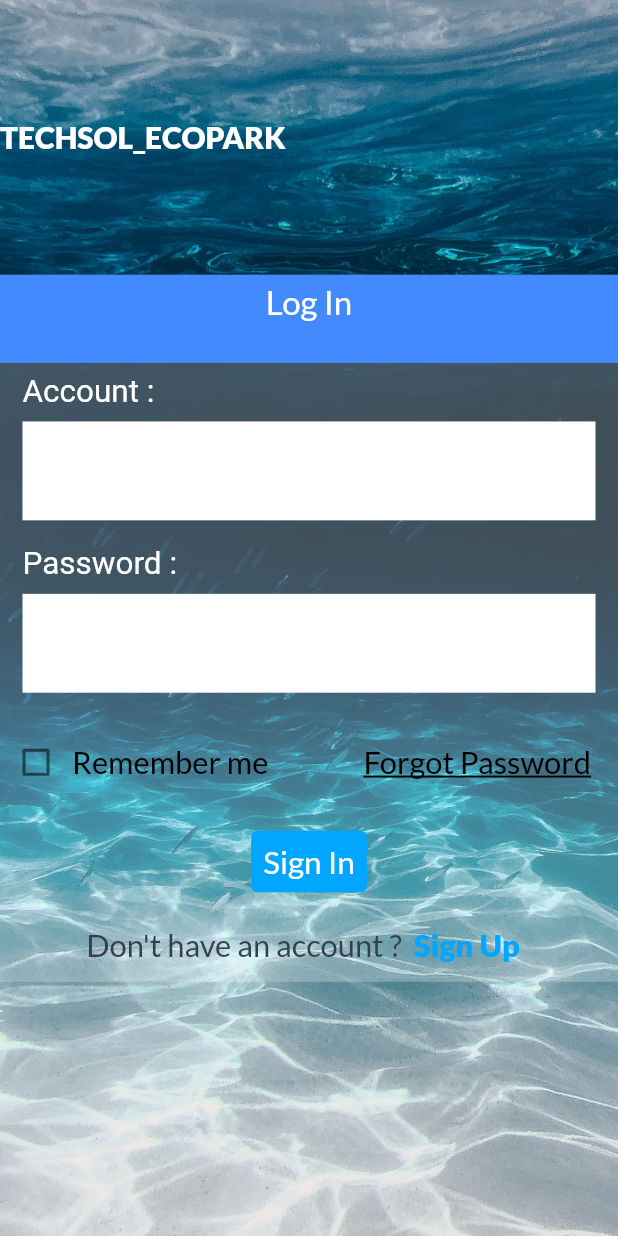
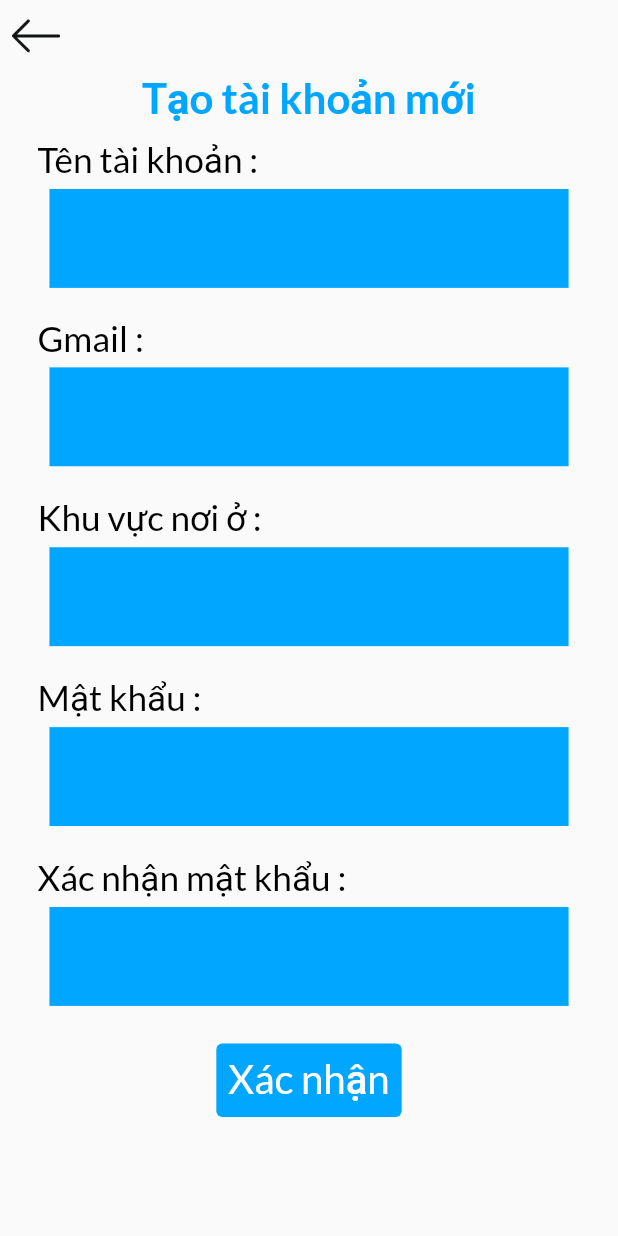
Before and after one commit to AnhNThust/Techsol_Ecopark, a Flutter app: the screen it shows after launch, after a tap on "Sign Up", on a phone screen of 412 x 824 dp. Run offline on Flutter 3.47's test engine with Material 2 defaults, Android fonts, the light colour scheme and no system bars.

Commit message:
Create Register Account Page

```diff
--- a/lib/screens/login/sign_up_button.dart
+++ b/lib/screens/login/sign_up_button.dart
@@ -1,4 +1,5 @@
 import 'package:flutter/material.dart';
+import 'package:techsol_ecopark/screens/register/create_new%20_account.dart';
 
 import '../../constants.dart';
 
@@ -25,7 +26,14 @@ class SignUpButton extends StatelessWidget {
           ),
         ),
         TextButton(
-          onPressed: () {},
+          onPressed: () {
+            Navigator.push(
+                context,
+                MaterialPageRoute(
+                    builder: (context) => CreateNewAccount(),
+                )
+            );
+          },
           child: Text(
             "Sign Up",
             style: TextStyle(
--- /dev/null
+++ b/lib/screens/new_password/accept_button.dart
@@ -0,0 +1,29 @@
+import 'package:flutter/material.dart';
+
+import '../../constants.dart';
+
+class AcceptButton extends StatelessWidget {
+  const AcceptButton({
+    Key key,
+  }) : super(key: key);
+
+  @override
+  Widget build(BuildContext context) {
+    Size size = MediaQuery.of(context).size;
+
+    return TextButton(
+      onPressed: () {},
+      child: Text(
+        "Xác nhận",
+        style: TextStyle(
+          color: Colors.white,
+          fontSize: size.width * 0.065,
+          fontFamily: "Lato",
+        ),
+      ),
+      style: TextButton.styleFrom(
+        backgroundColor: kBackgroundBtnColor,
+      ),
+    );
+  }
+}
--- /dev/null
+++ b/lib/screens/new_password/input_field.dart
@@ -0,0 +1,50 @@
+import 'package:flutter/material.dart';
+
+import '../../constants.dart';
+
+class InputCodeVeri extends StatelessWidget {
+  const InputCodeVeri({
+    Key key,
+    this.wid,
+    this.hei,
+    this.fontSi,
+    this.marBottom,
+  }) : super(key: key);
+
+  final double wid;
+  final double hei;
+  final double fontSi;
+  final double marBottom;
+
+  @override
+  Widget build(BuildContext context) {
+    Size size = MediaQuery.of(context).size;
+    print("${size.height}");
+
+    return Container(
+      // width: size.width * 0.78,
+      // height: size.height * 0.094,
+      width: wid,
+      height: hei,
+      color: kBackgroundBtnColor,
+      margin: EdgeInsets.only(
+        // bottom: CusMargin + 15,
+        bottom: marBottom,
+      ),
+      child: TextField(
+        decoration: InputDecoration(
+          enabledBorder: InputBorder.none,
+          focusedBorder: InputBorder.none,
+          contentPadding: EdgeInsets.symmetric(
+            horizontal: CusPadding - 3,
+          ),
+        ),
+        style: TextStyle(
+          // fontSize: size.width * 0.0625,
+          fontSize: fontSi,
+        ),
+        onChanged: (value) {},
+      ),
+    );
+  }
+}
--- a/lib/screens/new_password/verify_page.dart
+++ b/lib/screens/new_password/verify_page.dart
@@ -1,26 +1,23 @@
 import 'package:flutter/cupertino.dart';
 import 'package:flutter/material.dart';
 import 'package:techsol_ecopark/constants.dart';
+import 'package:techsol_ecopark/templates/back_button_1.dart';
+
+import 'accept_button.dart';
+import 'input_field.dart';
 
 class VerifyPage extends StatelessWidget {
   @override
   Widget build(BuildContext context) {
+    Size size = MediaQuery.of(context).size;
+
     return SafeArea(
       child: Scaffold(
         body: SingleChildScrollView(
           child: Column(
             crossAxisAlignment: CrossAxisAlignment.start,
             children: [
-              IconButton(
-                icon: Image.asset(
-                  "assets/images/Back2.png",
-                  height: 25,
-                  width: 25,
-                ),
-                onPressed: () {
-                  Navigator.pop(context);
-                },
-              ),
+              BackButton1(),
               Center(
                 heightFactor: 1.5,
                 child: Column(
@@ -42,41 +39,13 @@ class VerifyPage extends StatelessWidget {
                         fontFamily: "Lato",
                       ),
                     ), // Nhãn Gửi xác nhận vào gmail
-                    Container(
-                      width: 250,
-                      height: 50,
-                      color: kBackgroundBtnColor,
-                      margin: EdgeInsets.only(
-                        bottom: 30,
-                      ),
-                      child: TextField(
-                        decoration: InputDecoration(
-                          enabledBorder: InputBorder.none,
-                          focusedBorder: InputBorder.none,
-                          contentPadding: EdgeInsets.symmetric(
-                            horizontal: 7,
-                          ),
-                        ),
-                        style: TextStyle(
-                          fontSize: 20,
-                        ),
-                        onChanged: (value) {},
-                      ),
+                    InputCodeVeri(
+                      wid: size.width * 0.78,
+                      hei: size.height * 0.094,
+                      fontSi: size.width * 0.0625,
+                      marBottom: CusMargin + 15,
                     ), // Ô Nhập mã xác nhận
-                    TextButton(
-                      onPressed: () {},
-                      child: Text(
-                        "Xác nhận",
-                        style: TextStyle(
-                          color: Colors.white,
-                          fontSize: 21,
-                          fontFamily: "Lato",
-                        ),
-                      ),
-                      style: TextButton.styleFrom(
-                        backgroundColor: kBackgroundBtnColor,
-                      ),
-                    ), // Nút xác nhận
+                    AcceptButton(), // Nút xác nhận
                   ],
                 ),
               ),
--- /dev/null
+++ b/lib/screens/register/create_new _account.dart
@@ -0,0 +1,113 @@
+import 'package:flutter/material.dart';
+import 'package:techsol_ecopark/constants.dart';
+import 'package:techsol_ecopark/screens/new_password/accept_button.dart';
+import 'package:techsol_ecopark/screens/new_password/input_field.dart';
+import 'package:techsol_ecopark/templates/back_button_1.dart';
+
+import 'label_in_create_account.dart';
+
+class CreateNewAccount extends StatelessWidget {
+  const CreateNewAccount({Key key}) : super(key: key);
+
+  @override
+  Widget build(BuildContext context) {
+    Size size = MediaQuery.of(context).size;
+
+    return SafeArea(
+      child: Scaffold(
+        body: SingleChildScrollView(
+          child: Column(
+            crossAxisAlignment: CrossAxisAlignment.start,
+            children: [
+              BackButton1(),
+              Center(
+                child: Text(
+                  "Tạo tài khoản mới",
+                  style: TextStyle(
+                    color: kBackgroundBtnColor,
+                    fontSize: size.width * 0.068,
+                    fontFamily: "Lato",
+                    fontWeight: FontWeight.bold,
+                  ),
+                ), //header
+              ),
+
+              LabelInCA(
+                size: size,
+                title: "Tên tài khoản :",
+              ), // Tên tài khoản
+              Center(
+                child: InputCodeVeri(
+                  wid: size.width * 0.84,
+                  hei: size.height * 0.08,
+                  fontSi: size.width * 0.05,
+                  marBottom: CusPadding,
+                ),
+              ),
+
+              LabelInCA(
+                size: size,
+                title: "Gmail :",
+              ), // Gmail
+              Center(
+                child: InputCodeVeri(
+                  wid: size.width * 0.84,
+                  hei: size.height * 0.08,
+                  fontSi: size.width * 0.05,
+                  marBottom: CusPadding,
+                ),
+              ),
+
+              LabelInCA(
+                size: size,
+                title: "Khu vực nơi ở :",
+              ), // Khu vực nơi ở
+              Center(
+                child: InputCodeVeri(
+                  wid: size.width * 0.84,
+                  hei: size.height * 0.08,
+                  fontSi: size.width * 0.05,
+                  marBottom: CusPadding,
+                ),
+              ),
+
+              LabelInCA(
+                size: size,
+                title: "Mật khẩu :",
+              ), // Mật khẩu
+              Center(
+                child: InputCodeVeri(
+                  wid: size.width * 0.84,
+                  hei: size.height * 0.08,
+                  fontSi: size.width * 0.05,
+                  marBottom: CusPadding,
+                ),
+              ),
+
+              LabelInCA(
+                size: size,
+                title: "Xác nhận mật khẩu :",
+              ), // Xác nhận mật khẩu
+              Center(
+                child: InputCodeVeri(
+                  wid: size.width * 0.84,
+                  hei: size.height * 0.08,
+                  fontSi: size.width * 0.05,
+                  marBottom: CusPadding,
+                ),
+              ),
+
+              Container(
+                child: AcceptButton(),
+                alignment: Alignment.center,
+                margin: EdgeInsets.symmetric(
+                  vertical: CusMargin,
+                ),
+              ),
+            ],
+          ),
+        ),
+      ),
+    );
+  }
+}
--- /dev/null
+++ b/lib/screens/register/label_in_create_account.dart
@@ -0,0 +1,33 @@
+import 'package:flutter/material.dart';
+
+import '../../constants.dart';
+
+class LabelInCA extends StatelessWidget {
+  const LabelInCA({
+    Key key,
+    @required this.size,
+    this.title,
+  }) : super(key: key);
+
+  final Size size;
+  final String title;
+
+  @override
+  Widget build(BuildContext context) {
+    return Padding(
+      padding: const EdgeInsets.only(
+        top: CusPadding,
+        left: CusMargin + 10,
+        bottom: CusPadding - 5,
+      ),
+      child: Text(
+        title,
+        style: TextStyle(
+          color: Colors.black,
+          fontSize: size.width * 0.057,
+          fontFamily: "Lato",
+        ),
+      ),
+    );
+  }
+}
--- /dev/null
+++ b/lib/templates/back_button_1.dart
@@ -0,0 +1,23 @@
+import 'package:flutter/material.dart';
+
+class BackButton1 extends StatelessWidget {
+  const BackButton1({
+    Key key,
+  }) : super(key: key);
+
+  @override
+  Widget build(BuildContext context) {
+    Size size = MediaQuery.of(context).size;
+
+    return IconButton(
+      icon: Image.asset(
+        "assets/images/Back2.png",
+        height: size.width * 0.078,
+        width: size.width * 0.078,
+      ),
+      onPressed: () {
+        Navigator.pop(context);
+      },
+    );
+  }
+}
```
